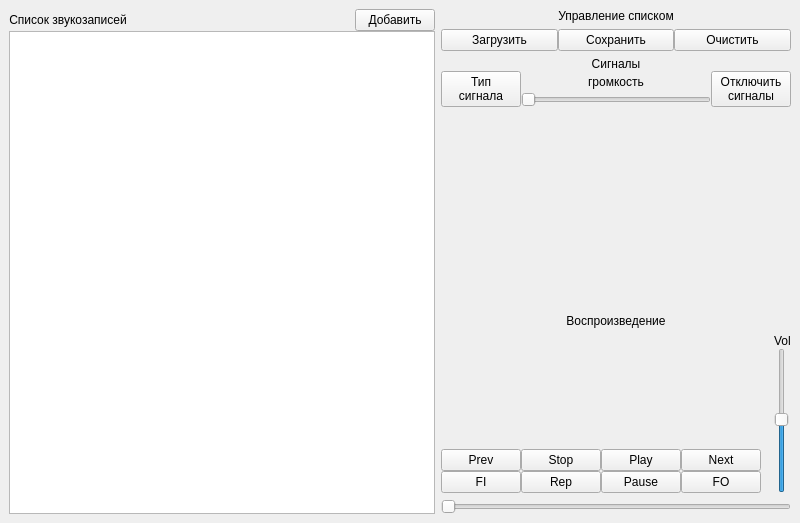
Eugene-q/PresenterPlayer, file GUI/main_window.ui: the form before one commit.
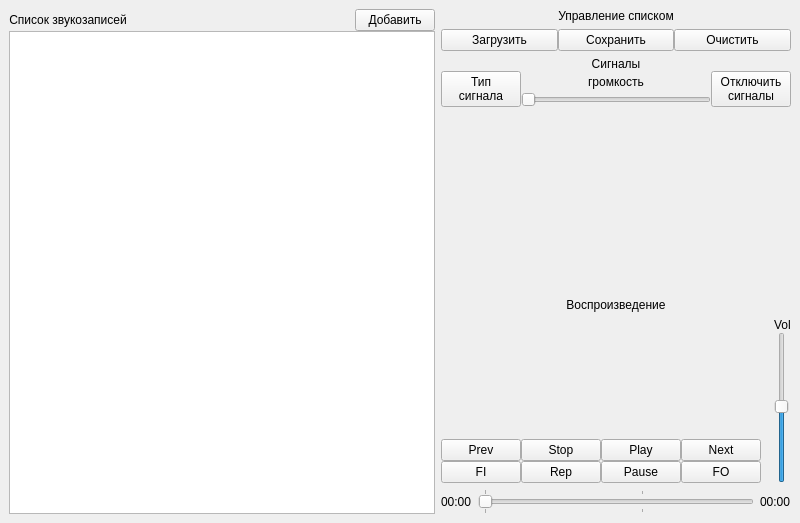
The form after the commit.

Patch:
```diff
--- a/GUI/main_window.ui
+++ b/GUI/main_window.ui
@@ -97,7 +97,7 @@
      </layout>
     </item>
     <item>
-     <layout class="QVBoxLayout" name="verticalLayout_6" stretch="0,0,0,0">
+     <layout class="QVBoxLayout" name="layoutControls" stretch="0,0,0,0,0">
       <property name="sizeConstraint">
        <enum>QLayout::SetDefaultConstraint</enum>
       </property>
@@ -283,13 +283,6 @@
               </property>
              </widget>
             </item>
-            <item row="1" column="0">
-             <widget class="QPushButton" name="buttonPrevious">
-              <property name="text">
-               <string>Prev</string>
-              </property>
-             </widget>
-            </item>
             <item row="2" column="1">
              <widget class="QPushButton" name="buttonRepeat">
               <property name="text">
@@ -297,6 +290,13 @@
               </property>
              </widget>
             </item>
+            <item row="1" column="0">
+             <widget class="QPushButton" name="buttonPrevious">
+              <property name="text">
+               <string>Prev</string>
+              </property>
+             </widget>
+            </item>
             <item row="2" column="2">
              <widget class="QPushButton" name="buttonPause">
               <property name="text">
@@ -364,10 +364,37 @@
           </item>
          </layout>
         </item>
+       </layout>
+      </item>
+      <item>
+       <layout class="QHBoxLayout" name="layoutPlayPos">
         <item>
-         <widget class="QSlider" name="sliderPlaypackPos">
+         <widget class="QLabel" name="labelCurrentPos">
+          <property name="text">
+           <string>00:00</string>
+          </property>
+         </widget>
+        </item>
+        <item>
+         <widget class="QSlider" name="sliderPlaybackPos">
+          <property name="maximum">
+           <number>180000</number>
+          </property>
           <property name="orientation">
            <enum>Qt::Horizontal</enum>
+          </property>
+          <property name="tickPosition">
+           <enum>QSlider::TicksBothSides</enum>
+          </property>
+          <property name="tickInterval">
+           <number>60000</number>
+          </property>
+         </widget>
+        </item>
+        <item>
+         <widget class="QLabel" name="labelEndPos">
+          <property name="text">
+           <string>00:00</string>
           </property>
          </widget>
         </item>
```
Left out of the diff: 22 changed lines with no effect on the pictures.
